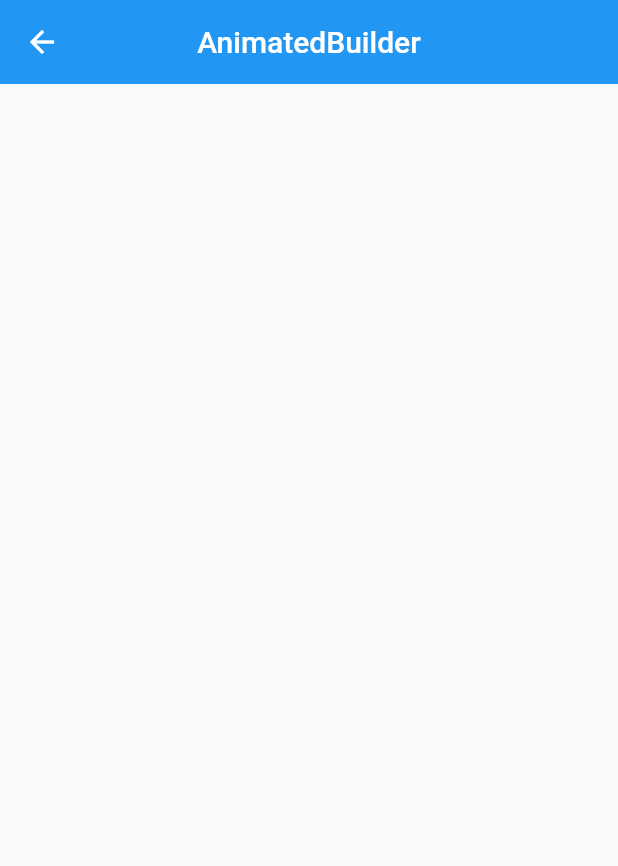
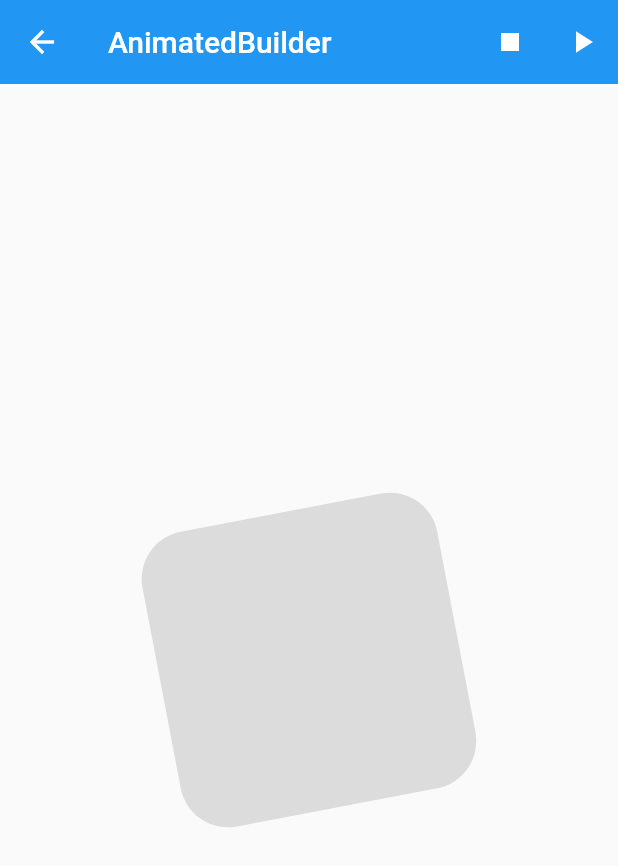
Before and after one commit to ngiuliani-ng/flutter_pro_animations_app, a Flutter app: the screen it shows after launch, after a tap on "AnimatedBuilder", on a phone screen of 412 x 824 dp. Shown: the top 866 px of the screen. Run offline on Flutter 3.47's test engine with Material 2 defaults, Android fonts, the phone set to English and light mode, and no system bars; network calls fail.

Commit message:
AnimatedBuilder development.

```diff
--- a/lib/pages/animatedBuilder.dart
+++ b/lib/pages/animatedBuilder.dart
@@ -1,12 +1,41 @@
+import 'dart:math' as math;
+
 import 'package:flutter/material.dart';
 
-class AnimatedBuilderPage extends StatelessWidget {
+class AnimatedBuilderPage extends StatefulWidget {
   static String routeName = '/home/animated-builder';
+
+  @override
+  _AnimatedBuilderPageState createState() => _AnimatedBuilderPageState();
+}
+
+class _AnimatedBuilderPageState extends State<AnimatedBuilderPage> with SingleTickerProviderStateMixin {
+  AnimationController animationController;
+
+  @override
+  void initState() {
+    super.initState();
+
+    animationController = AnimationController(
+      duration: Duration(seconds: 5),
+
+      /// I ticker possono essere usati da qualsiasi widget che voglia essere notificato ogni volta che un frame si innesca.
+      /// [vsync] è il [TickerProvider] per il contesto corrente.
+      vsync: this,
+    )..repeat();
+  }
+
+  @override
+  void dispose() {
+    animationController.dispose();
+    super.dispose();
+  }
 
   @override
   Widget build(BuildContext context) {
     return Scaffold(
       appBar: appBar(),
+      body: body(),
     );
   }
 
@@ -14,7 +43,36 @@ class AnimatedBuilderPage extends StatelessWidget {
     return AppBar(
       elevation: 0,
       title: Text('AnimatedBuilder'),
-      centerTitle: true,
+      actions: [
+        IconButton(
+          icon: Icon(Icons.stop),
+          onPressed: () => animationController.stop(),
+        ),
+        IconButton(
+          icon: Icon(Icons.play_arrow),
+          onPressed: () => animationController.repeat(),
+        ),
+      ],
+    );
+  }
+
+  Widget body() {
+    return Center(
+      child: AnimatedBuilder(
+        animation: animationController,
+        child: Container(
+          height: 200,
+          width: 200,
+          decoration: BoxDecoration(
+            color: Colors.black12,
+            borderRadius: BorderRadius.circular(32),
+          ),
+        ),
+        builder: (context, child) => Transform.rotate(
+          angle: animationController.value * 2 * math.pi,
+          child: child,
+        ),
+      ),
     );
   }
 }
--- a/lib/pages/home.dart
+++ b/lib/pages/home.dart
@@ -16,7 +16,8 @@ class HomePage extends StatelessWidget {
   }
 
   Widget body(BuildContext context) {
-    return Padding(
+    return SafeArea(
+      child: Padding(
         padding: EdgeInsets.all(16),
         child: Column(
           mainAxisAlignment: MainAxisAlignment.center,
@@ -46,6 +47,7 @@ class HomePage extends StatelessWidget {
             ),
           ],
         ),
+      ),
     );
   }
 }
--- a/lib/pages/implicitlyAnimated.dart
+++ b/lib/pages/implicitlyAnimated.dart
@@ -15,7 +15,6 @@ class ImplicitlyAnimatedPage extends StatelessWidget {
     return AppBar(
       elevation: 0,
       title: Text('ImplicitlyAnimated'),
-      centerTitle: true,
     );
   }
 
```
Also changed, not shown: 2 other files. Lines whose indentation alone changed are shown as unchanged.
